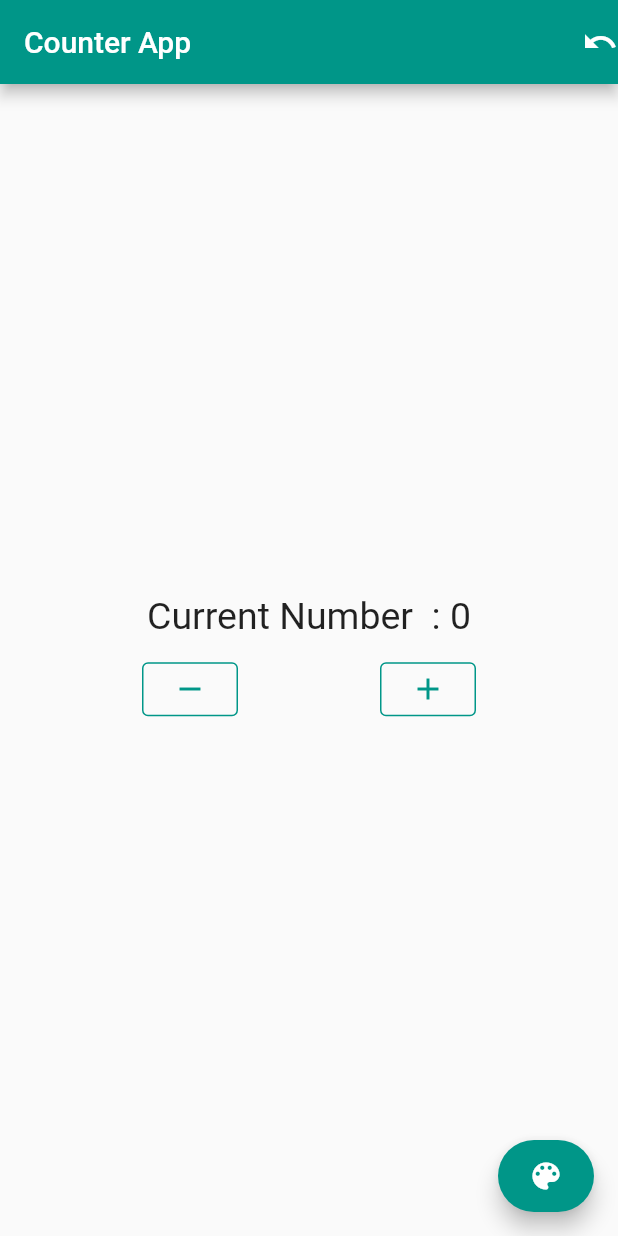
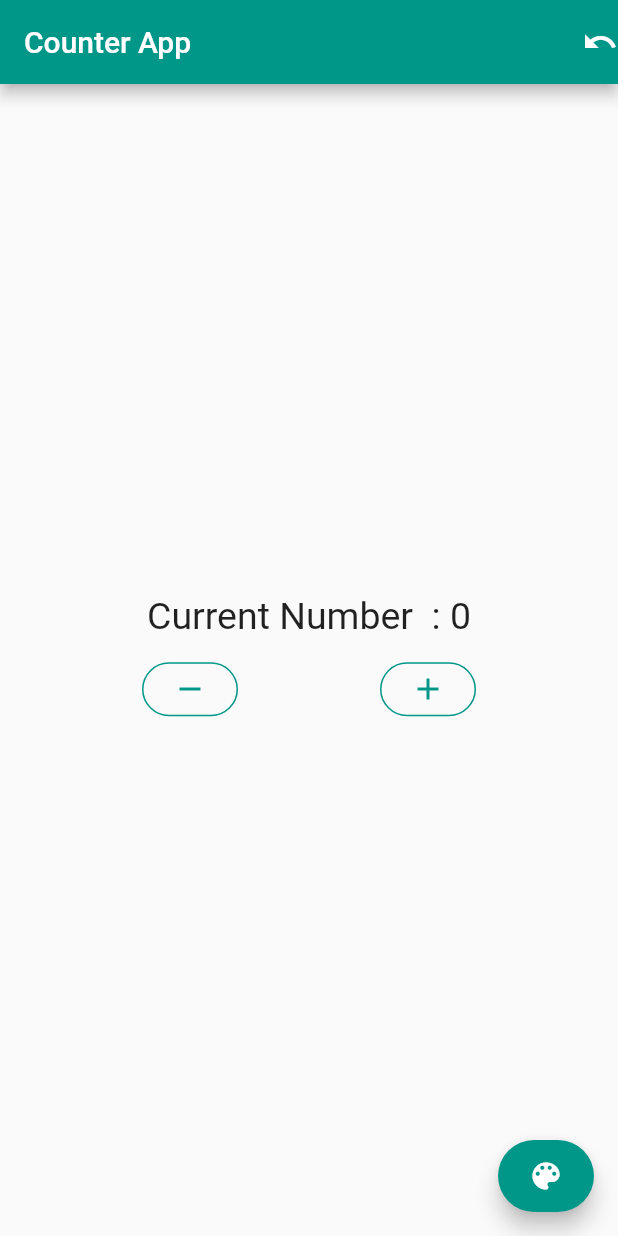
Before and after one commit to ikhsanhdyt/counter_app_shared_preferences, a Flutter app: the screen it shows after launch, after a tap on the "remove" icon, after a tap on the "add" icon, on a phone screen of 412 x 824 dp. Run offline on Flutter 3.47's test engine with Material 2 defaults, Android fonts, the phone set to English and light mode, and no system bars; our stand-ins replace shared_preferences.

```diff
--- a/lib/main.dart
+++ b/lib/main.dart
@@ -1,4 +1,7 @@
+import 'dart:convert';
+
 import 'package:flutter/material.dart';
+import 'package:shared_preferences/shared_preferences.dart';
 
 void main() {
   runApp(MyApp());
@@ -16,19 +19,38 @@ class _MyAppState extends State<MyApp> {
   var isDark = false;
 
   void _addCounter() {
-    setState(() {
     number++;
-    });
+    setPreferences();
   }
 
   void _minusCounter() {
-    setState(() {
     number--;
-    });
+    setPreferences();
   }
 
-  setPreferences() {
+  Future<void> setPreferences() async {
+    SharedPreferences pref = await SharedPreferences.getInstance();
+    if (pref.containsKey('myData')) {
+      pref.clear();
+    }
+    final myData =
+        json.encode({'number': number.toString(), 'isDark': isDark.toString()});
+
+    pref.setString('myData', myData);
+
     setState(() {});
+  }
+
+  Future<void> getPreference() async {
+    SharedPreferences pref = await SharedPreferences.getInstance();
+
+    if (pref.containsKey('myData')) {
+      final myData = json.decode(pref.getString('myData').toString())
+          as Map<String, dynamic>;
+
+      number = int.parse(myData["number"]);
+      isDark = myData["isDark"] == "true" ? true : false;
+    }
   }
 
   ThemeData dark = ThemeData(
@@ -49,17 +71,23 @@ class _MyAppState extends State<MyApp> {
       primarySwatch: Colors.teal,
       outlinedButtonTheme: OutlinedButtonThemeData(
           style: OutlinedButton.styleFrom(
-              primary: Colors.teal, side: BorderSide(color: Colors.teal))),
+              primary: Colors.teal,
+              side: BorderSide(color: Colors.teal),
+              shape: RoundedRectangleBorder(
+                  borderRadius: BorderRadius.circular(50)))),
       appBarTheme: const AppBarTheme(color: Colors.teal));
 
   void changesTheme() {
-    setState(() {
     isDark = !isDark;
-    });
+
+    setPreferences();
   }
 
   @override
   Widget build(BuildContext context) {
+    return FutureBuilder(
+      future: getPreference(),
+      builder: (context, _) {
         return MaterialApp(
           debugShowCheckedModeBanner: false,
           theme: isDark ? dark : light,
@@ -107,5 +135,7 @@ class _MyAppState extends State<MyApp> {
             ),
           ),
         );
+      },
+    );
   }
 }
```
Also changed, not shown: pubspec.lock, 1 other file. Lines whose indentation alone changed are shown as unchanged.
